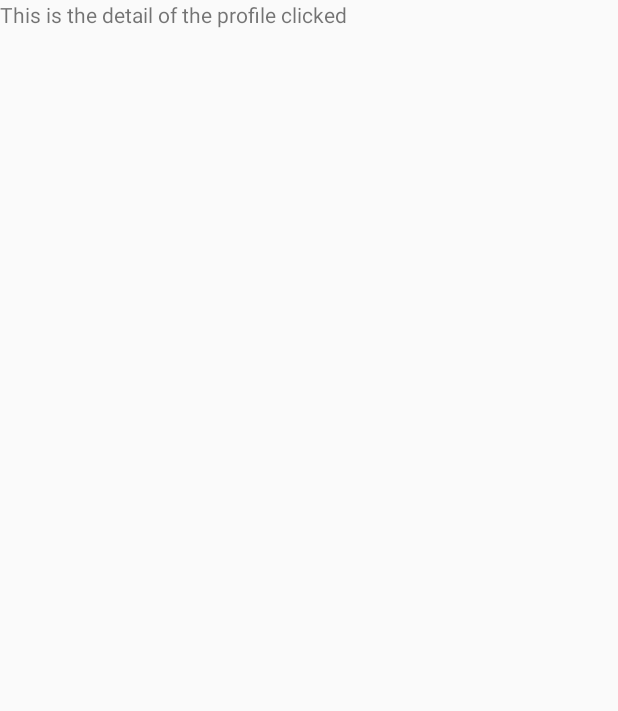
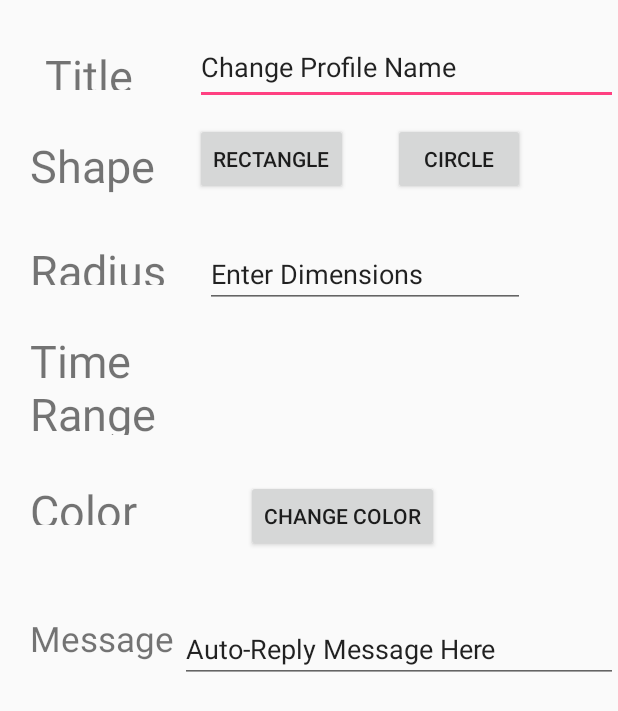
Before and after one commit to Vincentvjj/FINAL-PROJECT, an Android app: the layout detail_view.xml on its own in the app's theme, with its tools: preview values and no code run, on a phone screen of 412 x 824 dp. Shown: the top 711 px of the screen. Run offline under Robolectric (Android 15) with nearby library versions, the phone set to English and light mode, and no system bars.

Commit message:
updated detail_view

```diff
--- a/Geo-Profiler/app/src/main/res/layout/detail_view.xml
+++ b/Geo-Profiler/app/src/main/res/layout/detail_view.xml
@@ -1,10 +1,131 @@
 <?xml version="1.0" encoding="utf-8"?>
-<LinearLayout xmlns:android="http://schemas.android.com/apk/res/android"
+<RelativeLayout xmlns:android="http://schemas.android.com/apk/res/android"
     android:orientation="vertical" android:layout_width="match_parent"
     android:layout_height="match_parent">
 
+
     <TextView
+        android:id="@+id/title_text"
+        android:layout_width="100dp"
+        android:layout_height="30dp"
+        android:text="Title"
+        android:textSize="30dp"
+        android:layout_alignParentTop="true"
+        android:layout_alignParentLeft="true"
+        android:layout_alignParentStart="true"
+        android:layout_marginLeft="30dp"
+        android:layout_marginStart="30dp"
+        android:layout_marginTop="30dp" />
+
+    <EditText
+        android:layout_width="100dp"
+        android:layout_height="50dp"
+        android:id="@+id/title_edit_text"
+        android:layout_toRightOf="@+id/title_text"
+        android:layout_alignParentRight="true"
+        android:text="Change Profile Name"
+        android:layout_marginTop="20dp"/>
+
+    <TextView
+        android:layout_width="100dp"
+        android:layout_height="40dp"
+        android:id="@+id/shape_text"
+        android:text="Shape"
+        android:textSize="30dp"
+        android:layout_below="@+id/title_text"
+        android:layout_marginLeft="20dp"
+        android:layout_marginTop="30dp"/>
+
+    <Button
         android:layout_width="wrap_content"
         android:layout_height="wrap_content"
-        android:text="This is the detail of the profile clicked"/>
-</LinearLayout>
+        android:text="Rectangle"
+        android:id="@+id/button"
+        android:layout_alignBottom="@+id/shape_text"
+        android:layout_alignLeft="@+id/title_edit_text"
+        android:layout_alignStart="@+id/title_edit_text" />
+
+    <Button
+        android:layout_width="wrap_content"
+        android:layout_height="wrap_content"
+        android:text="Circle"
+        android:id="@+id/button2"
+        android:layout_alignTop="@+id/button"
+        android:layout_toRightOf="@+id/button"
+        android:layout_toEndOf="@+id/button"
+        android:layout_marginLeft="30dp"
+        android:layout_marginStart="30dp" />
+
+    <TextView
+        android:layout_width="100dp"
+        android:layout_height="30dp"
+        android:text="Radius"
+        android:layout_below="@+id/shape_text"
+        android:textSize="30dp"
+        android:layout_marginLeft="20dp"
+        android:layout_marginTop="30dp"
+        android:id="@+id/radius_text" />
+
+    <EditText
+        android:layout_width="wrap_content"
+        android:layout_height="wrap_content"
+        android:inputType="number"
+        android:ems="10"
+        android:id="@+id/radius_edit"
+        android:layout_alignTop="@+id/radius_text"
+        android:layout_alignRight="@+id/button2"
+        android:layout_alignEnd="@+id/button2"
+        android:text="Enter Dimensions"/>
+
+    <TextView
+        android:layout_width="100dp"
+        android:layout_height="70dp"
+        android:text="Time Range"
+        android:layout_below="@+id/radius_text"
+        android:layout_marginLeft="20dp"
+        android:layout_marginTop="30dp"
+        android:textSize="30dp"
+        android:id="@+id/time_range_text" />
+
+    <TextView
+        android:layout_width="100dp"
+        android:layout_height="30dp"
+        android:text="Color"
+        android:id="@+id/color_text"
+        android:layout_below="@+id/time_range_text"
+        android:layout_marginLeft="20dp"
+        android:layout_marginTop="30dp"
+        android:textSize="30dp"/>
+
+    <Button
+        android:layout_width="wrap_content"
+        android:layout_height="wrap_content"
+        android:text="Change Color"
+        android:id="@+id/color_picker_button"
+        android:layout_alignTop="@+id/color_text"
+        android:layout_alignLeft="@+id/radius_edit"
+        android:layout_alignStart="@+id/radius_edit"
+        android:layout_marginLeft="27dp"
+        android:layout_marginStart="27dp" />
+
+    <TextView
+        android:layout_width="100dp"
+        android:layout_height="40dp"
+        android:id="@+id/auto_reply_title"
+        android:text="Message"
+        android:layout_below="@+id/color_text"
+        android:layout_marginTop="60dp"
+        android:layout_marginLeft="20dp"
+        android:textSize="23dp"/>
+
+    <EditText
+        android:layout_width="wrap_content"
+        android:layout_height="wrap_content"
+        android:id="@+id/auto_reply_message"
+        android:layout_alignTop="@+id/auto_reply_title"
+        android:layout_alignParentRight="true"
+        android:layout_toRightOf="@+id/auto_reply_title"
+        android:text="Auto-Reply Message Here"/>
+
+
+</RelativeLayout>
```
